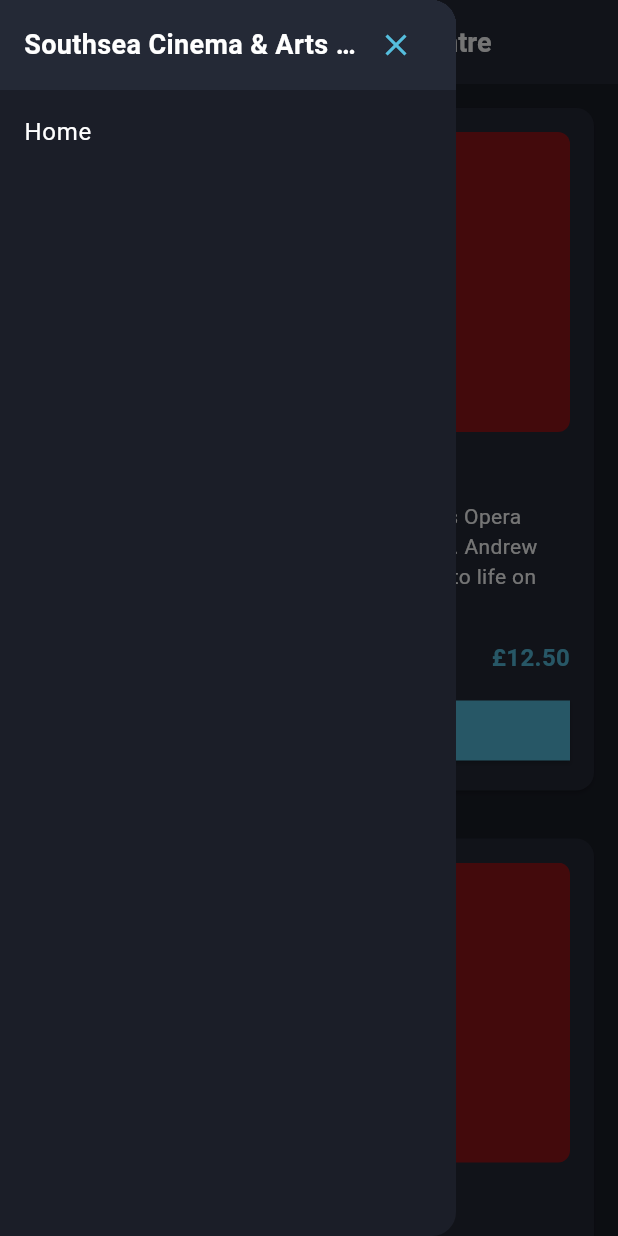
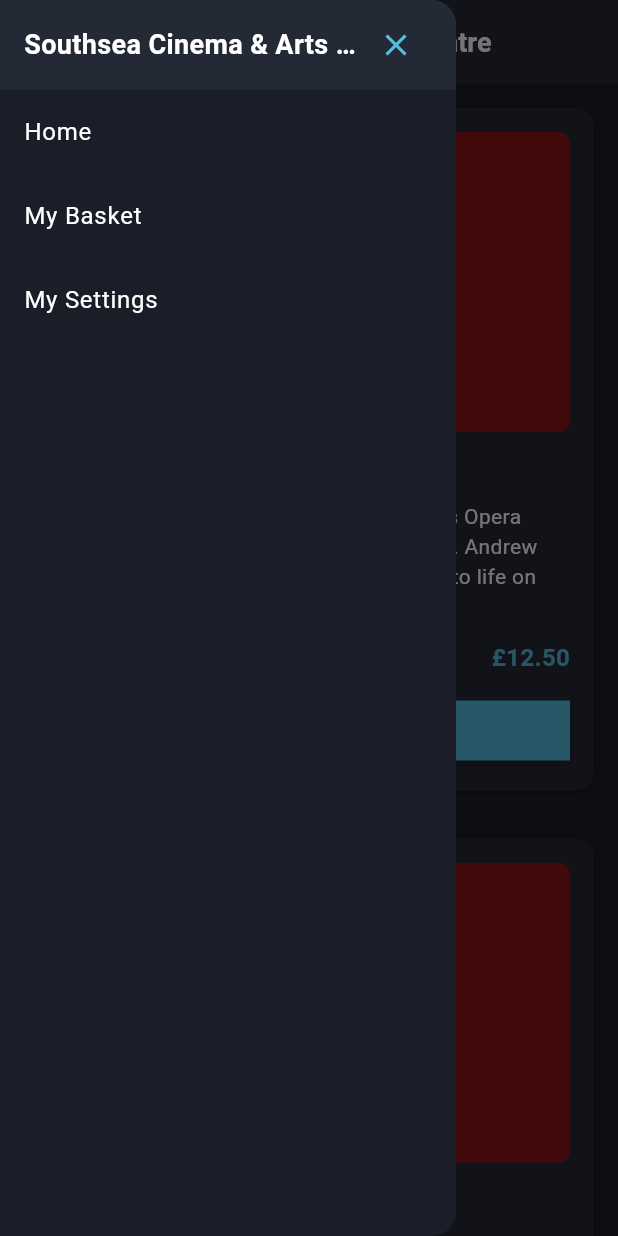
Before and after one commit to imPappu/southsea_cinema, a Flutter app: the screen it shows after launch, in the side drawer, after a tap on "Book Tickets", on a phone screen of 412 x 824 dp. Run offline on Flutter 3.47's test engine with Material 3 defaults, Android fonts, the phone set to English and light mode, and no system bars.

Commit message:
Worksheet 5+: Shared appBarTheme, PrimaryButton widget, named routes '/basket' and '/settings'

```diff
--- a/lib/main.dart
+++ b/lib/main.dart
@@ -1,6 +1,8 @@
 import 'package:flutter/material.dart';
 import 'package:southsea_cinema/constants.dart';
 import 'package:southsea_cinema/views/home_view.dart';
+import 'package:southsea_cinema/views/basket_view.dart';
+import 'package:southsea_cinema/views/settings_view.dart';
 
 void main() {
   runApp(const SouthseaCinemaApp());
@@ -33,6 +35,12 @@ class SouthseaCinemaApp extends StatelessWidget {
         if (settings.name == '/') {
           return MaterialPageRoute(builder: (context) => const HomeView());
         }
+        if (settings.name == '/basket') {
+          return MaterialPageRoute(builder: (context) => const BasketView());
+        }
+        if (settings.name == '/settings') {
+          return MaterialPageRoute(builder: (context) => const SettingsView());
+        }
         return null;
       },
     );
--- a/lib/widgets/movie_card.dart
+++ b/lib/widgets/movie_card.dart
@@ -2,6 +2,7 @@ import 'package:flutter/material.dart';
 import 'package:southsea_cinema/constants.dart';
 import 'package:southsea_cinema/models/movie.dart';
 import 'package:southsea_cinema/views/movie_listing.dart';
+import 'package:southsea_cinema/widgets/primary_button.dart';
 
 class MovieCard extends StatelessWidget {
   final Movie movie;
@@ -83,7 +84,9 @@ class MovieCard extends StatelessWidget {
             const SizedBox(height: 12.0),
             SizedBox(
               width: double.infinity,
-              child: ElevatedButton(
+              child: PrimaryButton(
+                key: const ValueKey('card_book_tickets'),
+                label: 'Book Tickets',
                 onPressed: () {
                   Navigator.push(
                     context,
@@ -92,14 +95,6 @@ class MovieCard extends StatelessWidget {
                     ),
                   );
                 },
-                style: ElevatedButton.styleFrom(
-                  backgroundColor: cinemaBrand,
-                  foregroundColor: cinemaFontWhite,
-                  shape: const RoundedRectangleBorder(
-                    borderRadius: BorderRadius.zero,
-                  ),
-                ),
-                child: const Text('Book Tickets'),
               ),
             ),
           ],
--- a/lib/widgets/nav_drawer.dart
+++ b/lib/widgets/nav_drawer.dart
@@ -36,6 +36,8 @@ class NavDrawer extends StatelessWidget {
               ),
             ),
             const DrawerTile(title: 'Home', route: '/'),
+            const DrawerTile(title: 'My Basket', route: '/basket'),
+            const DrawerTile(title: 'My Settings', route: '/settings'),
           ],
         ),
       ),
--- /dev/null
+++ b/lib/widgets/primary_button.dart
@@ -0,0 +1,28 @@
+import 'package:flutter/material.dart';
+import 'package:southsea_cinema/constants.dart';
+
+class PrimaryButton extends StatelessWidget {
+  final String label;
+  final VoidCallback onPressed;
+
+  const PrimaryButton({
+    super.key,
+    required this.label,
+    required this.onPressed,
+  });
+
+  @override
+  Widget build(BuildContext context) {
+    return ElevatedButton(
+      onPressed: onPressed,
+      style: ElevatedButton.styleFrom(
+        backgroundColor: cinemaBrand,
+        foregroundColor: cinemaFontWhite,
+        shape: const RoundedRectangleBorder(
+          borderRadius: BorderRadius.zero,
+        ),
+      ),
+      child: Text(label, style: const TextStyle(fontSize: 16)),
+    );
+  }
+}
```
Also changed, not shown: lib/views/basket_view.dart (added, +23 -0 lines), lib/views/movie_listing.dart (+5 -10 lines), lib/views/settings_view.dart (added, +23 -0 lines), 1 other file.
